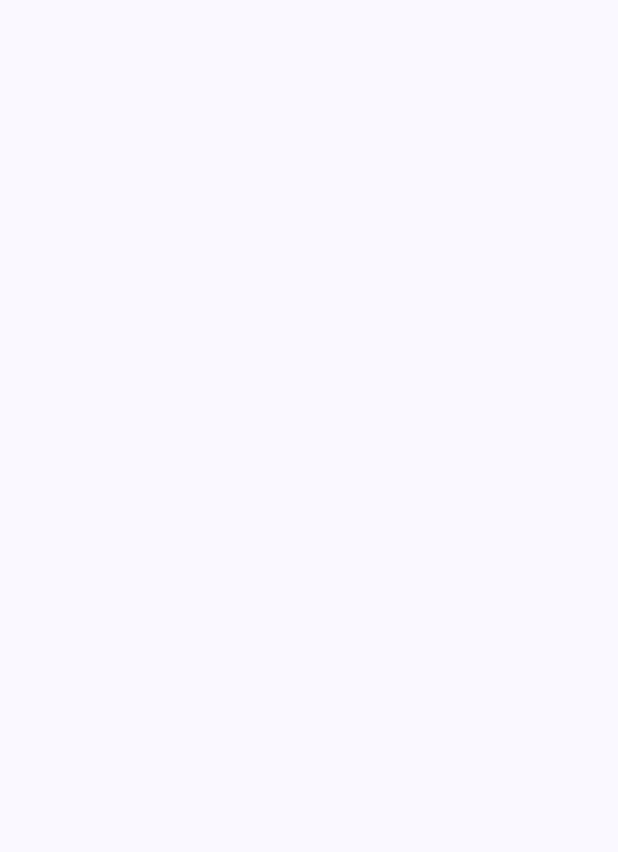
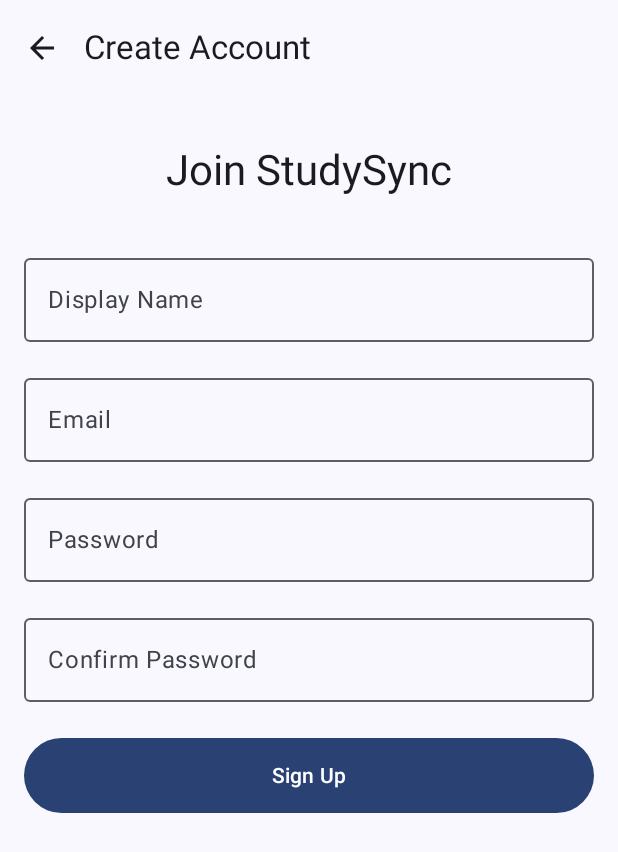
Before and after one commit to YosriElhadj/studysync, an Android app built with Jetpack Compose: the SignUpScreen screen opened through its navigation route, on a phone screen of 412 x 824 dp. Before the commit the part shown is empty. Shown: the top 852 px of the screen. Run offline under Robolectric (Android 15) with nearby library versions, the phone set to English and light mode, and no system bars; our stand-ins replace Dagger/Hilt's generated code.

Commit message:
signup screen commit

```diff
--- a/app/src/main/java/com/example/studysync/domain/reposiroty/AuthRepository.kt
+++ b/app/src/main/java/com/example/studysync/domain/reposiroty/AuthRepository.kt
@@ -11,4 +11,9 @@ interface AuthRepository {
     suspend fun logout()
     fun getCurrentUser(): User?
     suspend fun resetPassword(email: String): Result<Unit>
+    suspend fun signUp(
+        email: String,
+        password: String,
+        displayName: String
+    ): Flow<Resource<User>>
 }
--- a/app/src/main/java/com/example/studysync/ui/auth/signup/SignUpScreen.kt
+++ b/app/src/main/java/com/example/studysync/ui/auth/signup/SignUpScreen.kt
@@ -1,11 +1,126 @@
 package com.example.studysync.ui.auth.signup
 
-import androidx.compose.runtime.Composable
+import androidx.compose.foundation.layout.*
+import androidx.compose.foundation.text.KeyboardOptions
+import androidx.compose.material.icons.Icons
+import androidx.compose.material.icons.filled.ArrowBack
+import androidx.compose.material3.*
+import androidx.compose.runtime.*
+import androidx.compose.ui.Alignment
+import androidx.compose.ui.Modifier
+import androidx.compose.ui.text.input.KeyboardType
+import androidx.compose.ui.text.input.PasswordVisualTransformation
+import androidx.compose.ui.text.style.TextAlign
+import androidx.compose.ui.unit.dp
+import androidx.hilt.navigation.compose.hiltViewModel
+import com.example.studysync.ui.auth.components.StudySyncButton
+import com.example.studysync.ui.auth.components.StudySyncTextField
 
+@OptIn(ExperimentalMaterial3Api::class)
 @Composable
 fun SignUpScreen(
     onNavigateBack: () -> Unit,
-    onSignUpSuccess: () -> Unit
+    onSignUpSuccess: () -> Unit,
+    viewModel: SignUpViewModel = hiltViewModel()
 ) {
-    // Implement your signup screen here
+    val state by viewModel.state.collectAsState()
+
+    LaunchedEffect(state.isSuccess) {
+        if (state.isSuccess) {
+            onSignUpSuccess()
+        }
+    }
+
+    Scaffold(
+        topBar = {
+            TopAppBar(
+                title = { Text("Create Account") },
+                navigationIcon = {
+                    IconButton(onClick = onNavigateBack) {
+                        Icon(
+                            imageVector = Icons.Default.ArrowBack,
+                            contentDescription = "Back"
+                        )
+                    }
+                }
+            )
+        }
+    ) { padding ->
+        Column(
+            modifier = Modifier
+                .fillMaxSize()
+                .padding(padding)
+                .padding(horizontal = 16.dp),
+            horizontalAlignment = Alignment.CenterHorizontally
+        ) {
+            Spacer(modifier = Modifier.height(32.dp))
+
+            Text(
+                text = "Join StudySync",
+                style = MaterialTheme.typography.headlineMedium,
+                textAlign = TextAlign.Center
+            )
+
+            Spacer(modifier = Modifier.height(32.dp))
+
+            StudySyncTextField(
+                value = state.displayName,
+                onValueChange = viewModel::onDisplayNameChange,
+                label = "Display Name",
+                isEnabled = !state.isLoading
+            )
+
+            Spacer(modifier = Modifier.height(16.dp))
+
+            StudySyncTextField(
+                value = state.email,
+                onValueChange = viewModel::onEmailChange,
+                label = "Email",
+                keyboardOptions = KeyboardOptions(keyboardType = KeyboardType.Email),
+                isEnabled = !state.isLoading
+            )
+
+            Spacer(modifier = Modifier.height(16.dp))
+
+            StudySyncTextField(
+                value = state.password,
+                onValueChange = viewModel::onPasswordChange,
+                label = "Password",
+                visualTransformation = PasswordVisualTransformation(),
+                isEnabled = !state.isLoading
+            )
+
+            Spacer(modifier = Modifier.height(16.dp))
+
+            StudySyncTextField(
+                value = state.confirmPassword,
+                onValueChange = viewModel::onConfirmPasswordChange,
+                label = "Confirm Password",
+                visualTransformation = PasswordVisualTransformation(),
+                isEnabled = !state.isLoading
+            )
+
+            if (state.error != null) {
+                Spacer(modifier = Modifier.height(8.dp))
+                Text(
+                    text = state.error!!,
+                    color = MaterialTheme.colorScheme.error,
+                    style = MaterialTheme.typography.bodyMedium
+                )
+            }
+
+            Spacer(modifier = Modifier.height(24.dp))
+
+            StudySyncButton(
+                text = "Sign Up",
+                onClick = viewModel::onSignUpClick,
+                enabled = !state.isLoading
+            )
+
+            if (state.isLoading) {
+                Spacer(modifier = Modifier.height(16.dp))
+                CircularProgressIndicator()
+            }
+        }
+    }
 }
--- /dev/null
+++ b/app/src/main/java/com/example/studysync/ui/auth/signup/SignUpState.kt
@@ -0,0 +1,11 @@
+package com.example.studysync.ui.auth.signup
+
+data class SignUpState(
+    val email: String = "",
+    val password: String = "",
+    val confirmPassword: String = "",
+    val displayName: String = "",
+    val isLoading: Boolean = false,
+    val isSuccess: Boolean = false,
+    val error: String? = null
+)
```
Also changed, not shown: app/src/main/java/com/example/studysync/data/repository/AuthRepositoryImpl.kt (+20 -0 lines), app/src/main/java/com/example/studysync/ui/auth/signup/SignUpViewModel.kt (added, +96 -0 lines).
